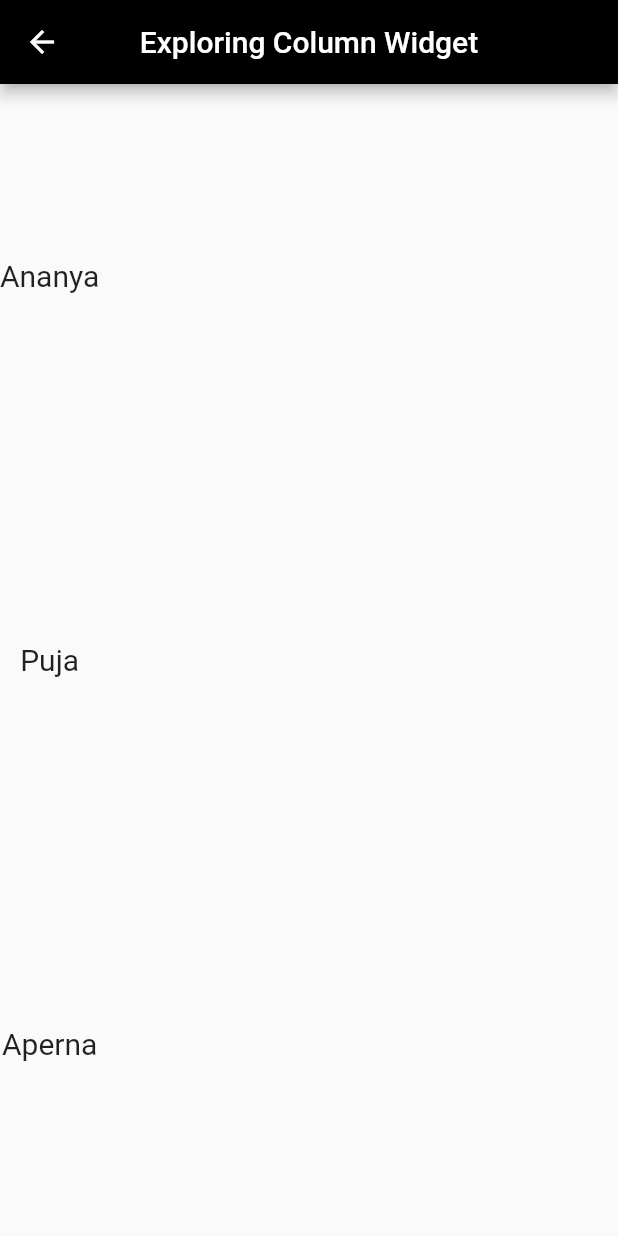
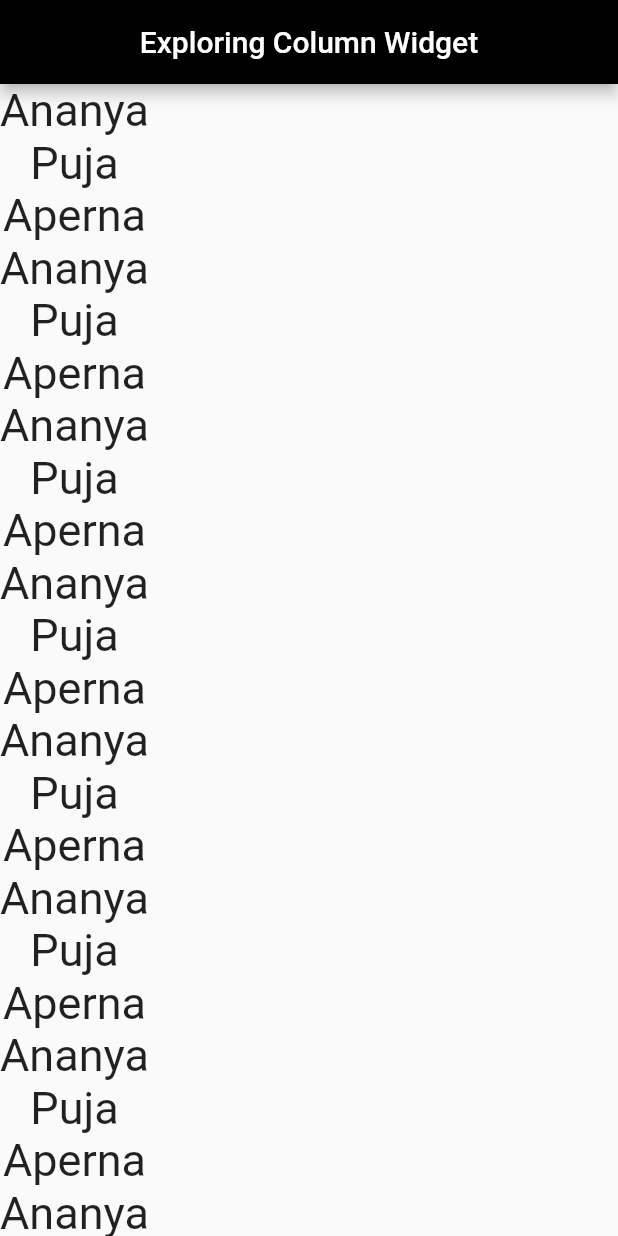
Before and after one commit to AnanyaSamanta09/flutter_widgets, a Flutter app: the ColumnWidget screen opened directly, on a phone screen of 412 x 824 dp. Run offline on Flutter 3.47's test engine with Material 2 defaults, Android fonts, the phone set to English and light mode, and no system bars.

Commit message:
use of SingleChildScrollView

```diff
--- a/lib/main.dart
+++ b/lib/main.dart
@@ -13,6 +13,6 @@ class MyApp extends StatelessWidget {
 
   @override
   Widget build(BuildContext context) {
-    return MaterialApp(home: Clip(),debugShowCheckedModeBanner: false,);
+    return MaterialApp(home: ColumnWidget(),debugShowCheckedModeBanner: false,);
   }
 }
--- a/lib/screens/column_widget.dart
+++ b/lib/screens/column_widget.dart
@@ -8,13 +8,45 @@ class ColumnWidget extends StatelessWidget {
     return Scaffold(
       appBar: AppBar(title: Text("Exploring Column Widget"),centerTitle: true,
           backgroundColor: Colors.black),
-      body: Column(
-        mainAxisAlignment: MainAxisAlignment.spaceAround,
-        children: [
-          Text('Ananya',style: TextStyle(fontSize: 20),),
-          Text('Puja',style: TextStyle(fontSize: 20),),
-          Text('Aperna',style: TextStyle(fontSize: 20)),
-        ],
+      body: SingleChildScrollView( //SingleChildSCrollView() is used for making the screen scroll view
+        child: Column(
+          mainAxisAlignment: MainAxisAlignment.start,
+          children: [
+            Text('Ananya',style: TextStyle(fontSize: 30),),
+            Text('Puja',style: TextStyle(fontSize: 30),),
+            Text('Aperna',style: TextStyle(fontSize: 30)),
+            Text('Ananya',style: TextStyle(fontSize: 30),),
+            Text('Puja',style: TextStyle(fontSize: 30),),
+            Text('Aperna',style: TextStyle(fontSize: 30)),
+            Text('Ananya',style: TextStyle(fontSize: 30),),
+            Text('Puja',style: TextStyle(fontSize: 30),),
+            Text('Aperna',style: TextStyle(fontSize: 30)),
+            Text('Ananya',style: TextStyle(fontSize: 30),),
+            Text('Puja',style: TextStyle(fontSize: 30),),
+            Text('Aperna',style: TextStyle(fontSize: 30)),
+            Text('Ananya',style: TextStyle(fontSize: 30),),
+            Text('Puja',style: TextStyle(fontSize: 30),),
+            Text('Aperna',style: TextStyle(fontSize: 30)),
+            Text('Ananya',style: TextStyle(fontSize: 30),),
+            Text('Puja',style: TextStyle(fontSize: 30),),
+            Text('Aperna',style: TextStyle(fontSize: 30)),
+            Text('Ananya',style: TextStyle(fontSize: 30),),
+            Text('Puja',style: TextStyle(fontSize: 30),),
+            Text('Aperna',style: TextStyle(fontSize: 30)),
+            Text('Ananya',style: TextStyle(fontSize: 30),),
+            Text('Puja',style: TextStyle(fontSize: 30),),
+            Text('Aperna',style: TextStyle(fontSize: 30)),
+            Text('Ananya',style: TextStyle(fontSize: 30),),
+            Text('Puja',style: TextStyle(fontSize: 30),),
+            Text('Aperna',style: TextStyle(fontSize: 30)),
+            Text('Ananya',style: TextStyle(fontSize: 30),),
+            Text('Puja',style: TextStyle(fontSize: 30),),
+            Text('Aperna',style: TextStyle(fontSize: 30)),
+            Text('Ananya',style: TextStyle(fontSize: 30),),
+            Text('Puja',style: TextStyle(fontSize: 30),),
+            Text('Aperna',style: TextStyle(fontSize: 30)),
+          ],
+        ),
       ),
     );
   }
```
